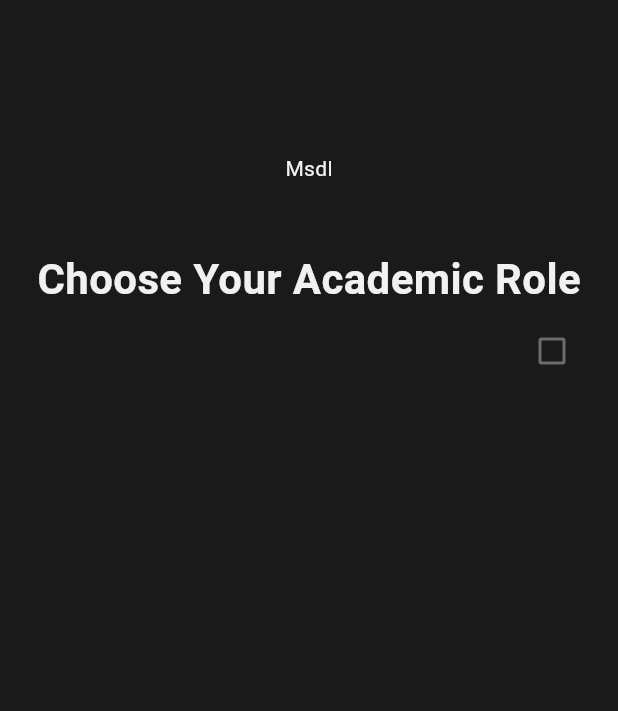
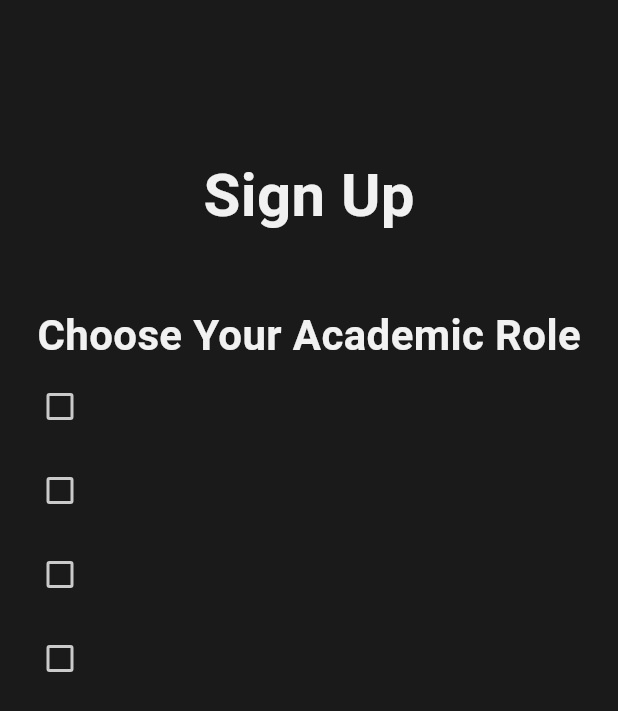
Before and after one commit to seungminhan2631/msdl, a Flutter app: the screen it shows after launch, on a phone screen of 412 x 824 dp. Shown: the top 711 px of the screen. Run offline on Flutter 3.47's test engine with Material 3 defaults, Android fonts, the phone set to English and light mode, and no system bars; Roboto replaces fonts that are missing (Andika-Bold).

Commit message:
update
update

```diff
--- a/lib/commons/widgets/toptitle.dart
+++ b/lib/commons/widgets/toptitle.dart
@@ -1,14 +1,14 @@
 import 'package:flutter/material.dart';
 import 'package:msdl/constants/sizes.dart';
+import 'package:msdl/msdl_theme.dart';
 
 class TopTitle extends StatelessWidget {
   final String title;
-  final TextStyle? headlineLarge;
+  final TextStyle? headlineLarge = msdlTheme.primaryTextTheme.headlineLarge;
 
-  const TopTitle({
+  TopTitle({
     super.key,
     required this.title,
-    this.headlineLarge,
   });
 
   @override
--- a/lib/features/screens/authentication/choose_role.dart
+++ b/lib/features/screens/authentication/choose_role.dart
@@ -4,13 +4,21 @@ import 'package:msdl/constants/gaps.dart';
 import 'package:msdl/constants/sizes.dart';
 import 'package:msdl/msdl_theme.dart';
 
-class ChooseRole extends StatelessWidget {
+class ChooseRole extends StatefulWidget {
   static const routeName = 'ChooseRole';
   static const routeUrl = '/';
 
-  ChooseRole({super.key});
+  const ChooseRole({super.key});
+
+  @override
+  State<ChooseRole> createState() => _ChooseRoleState();
+}
+
+class _ChooseRoleState extends State<ChooseRole> {
+  List<bool> isChecked = [false, false, false, false];
 
   final TextStyle? headlineLarge = msdlTheme.primaryTextTheme.headlineLarge;
+
   @override
   Widget build(BuildContext context) {
     return Scaffold(
@@ -22,7 +30,7 @@ class ChooseRole extends StatelessWidget {
           child: Column(
             children: [
               TopTitle(
-                title: "Msdl",
+                title: "Sign Up",
               ),
               Gaps.v44,
               Text(
@@ -32,9 +40,23 @@ class ChooseRole extends StatelessWidget {
                   fontWeight: FontWeight.w600,
                 ),
               ),
-              CheckboxListTile(
-                value: false,
-                onChanged: _check,
+              Expanded(
+                child: ListView(
+                  children: List.generate(isChecked.length, (index) {
+                    return ListTile(
+                      leading: Checkbox(
+                        checkColor: msdlTheme.colorScheme.onSurfaceVariant,
+
+                        value: isChecked[index],
+                        onChanged: (bool? value) {
+                          setState(() {
+                            isChecked[index] = value ?? false;
+                          });
+                        },
+                      ),
+                    );
+                  }),
+                ),
               ),
             ],
           ),
```
